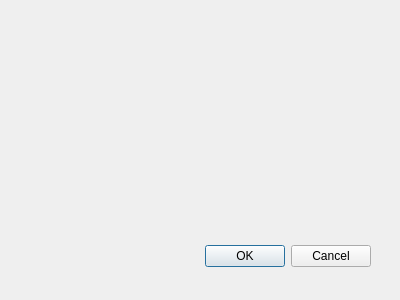
The window that APIS/forms/apis_site_selection_list_form.ui (APIS-Luftbildarchiv/APIS) describes before a commit, drawn with Qt 5.
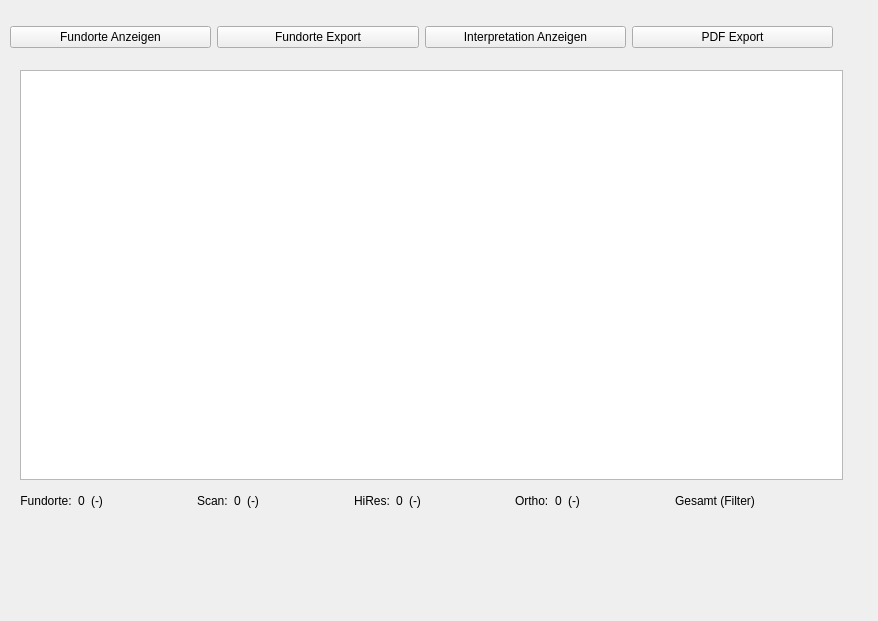
The same window after the commit. Icons and pictures are not drawn.

Patch:
```diff
--- a/APIS/forms/apis_site_selection_list_form.ui
+++ b/APIS/forms/apis_site_selection_list_form.ui
@@ -6,28 +6,321 @@
    <rect>
     <x>0</x>
     <y>0</y>
-    <width>400</width>
-    <height>300</height>
+    <width>878</width>
+    <height>621</height>
    </rect>
   </property>
   <property name="windowTitle">
    <string>APIS Fundorte Auswahl</string>
   </property>
-  <widget class="QDialogButtonBox" name="buttonBox">
+  <widget class="QWidget" name="horizontalLayoutWidget">
    <property name="geometry">
     <rect>
-     <x>30</x>
-     <y>240</y>
-     <width>341</width>
-     <height>32</height>
+     <x>10</x>
+     <y>20</y>
+     <width>823</width>
+     <height>34</height>
     </rect>
    </property>
-   <property name="orientation">
-    <enum>Qt::Horizontal</enum>
+   <layout class="QHBoxLayout" name="horizontalLayout">
+    <item>
+     <widget class="QPushButton" name="uiImageThumbsBtn">
+      <property name="enabled">
+       <bool>true</bool>
+      </property>
+      <property name="text">
+       <string>Fundorte Anzeigen</string>
+      </property>
+      <property name="icon">
+       <iconset resource="resource.qrc">
+        <normaloff>:/plugins/APIS/icons/images.png</normaloff>:/plugins/APIS/icons/images.png</iconset>
+      </property>
+      <property name="iconSize">
+       <size>
+        <width>24</width>
+        <height>24</height>
+       </size>
+      </property>
+      <property name="autoDefault">
+       <bool>false</bool>
+      </property>
+     </widget>
+    </item>
+    <item>
+     <widget class="QPushButton" name="uiExportFootprintsBtn">
+      <property name="enabled">
+       <bool>true</bool>
+      </property>
+      <property name="text">
+       <string>Fundorte Export</string>
+      </property>
+      <property name="icon">
+       <iconset resource="resource.qrc">
+        <normaloff>:/plugins/APIS/icons/extractgps.png</normaloff>:/plugins/APIS/icons/extractgps.png</iconset>
+      </property>
+      <property name="iconSize">
+       <size>
+        <width>24</width>
+        <height>24</height>
+       </size>
+      </property>
+      <property name="autoDefault">
+       <bool>false</bool>
+      </property>
+     </widget>
+    </item>
+    <item>
+     <widget class="QPushButton" name="uiCopyImagesBtn">
+      <property name="enabled">
+       <bool>true</bool>
+      </property>
+      <property name="text">
+       <string>Interpretation Anzeigen</string>
+      </property>
+      <property name="icon">
+       <iconset resource="resource.qrc">
+        <normaloff>:/plugins/APIS/icons/extractgps.png</normaloff>:/plugins/APIS/icons/extractgps.png</iconset>
+      </property>
+      <property name="iconSize">
+       <size>
+        <width>24</width>
+        <height>24</height>
+       </size>
+      </property>
+      <property name="autoDefault">
+       <bool>false</bool>
+      </property>
+     </widget>
+    </item>
+    <item>
+     <widget class="QPushButton" name="uiExportListAsPdfBtn">
+      <property name="text">
+       <string>PDF Export</string>
+      </property>
+      <property name="icon">
+       <iconset resource="resource.qrc">
+        <normaloff>:/plugins/APIS/icons/print.png</normaloff>:/plugins/APIS/icons/print.png</iconset>
+      </property>
+      <property name="iconSize">
+       <size>
+        <width>24</width>
+        <height>24</height>
+       </size>
+      </property>
+      <property name="autoDefault">
+       <bool>false</bool>
+      </property>
+     </widget>
+    </item>
+   </layout>
+  </widget>
+  <widget class="QTableView" name="uiImageListTableV">
+   <property name="geometry">
+    <rect>
+     <x>20</x>
+     <y>70</y>
+     <width>823</width>
+     <height>410</height>
+    </rect>
    </property>
-   <property name="standardButtons">
-    <set>QDialogButtonBox::Cancel|QDialogButtonBox::Ok</set>
+  </widget>
+  <widget class="QWidget" name="horizontalLayoutWidget_2">
+   <property name="geometry">
+    <rect>
+     <x>20</x>
+     <y>490</y>
+     <width>823</width>
+     <height>22</height>
+    </rect>
    </property>
+   <layout class="QHBoxLayout" name="horizontalLayout_2">
+    <item>
+     <widget class="QLabel" name="label">
+      <property name="text">
+       <string>Fundorte:</string>
+      </property>
+      <property name="alignment">
+       <set>Qt::AlignCenter</set>
+      </property>
+     </widget>
+    </item>
+    <item>
+     <widget class="QLabel" name="uiImageCountLbl">
+      <property name="text">
+       <string>0</string>
+      </property>
+      <property name="alignment">
+       <set>Qt::AlignCenter</set>
+      </property>
+     </widget>
+    </item>
+    <item>
+     <widget class="QLabel" name="uiImageFilterCountLbl">
+      <property name="text">
+       <string>(-)</string>
+      </property>
+      <property name="alignment">
+       <set>Qt::AlignCenter</set>
+      </property>
+     </widget>
+    </item>
+    <item>
+     <spacer name="horizontalSpacer_4">
+      <property name="orientation">
+       <enum>Qt::Horizontal</enum>
+      </property>
+      <property name="sizeHint" stdset="0">
+       <size>
+        <width>40</width>
+        <height>20</height>
+       </size>
+      </property>
+     </spacer>
+    </item>
+    <item>
+     <widget class="QLabel" name="label_2">
+      <property name="text">
+       <string>Scan:</string>
+      </property>
+     </widget>
+    </item>
+    <item>
+     <widget class="QLabel" name="uiScanCountLbl">
+      <property name="lineWidth">
+       <number>1</number>
+      </property>
+      <property name="text">
+       <string>0</string>
+      </property>
+      <property name="alignment">
+       <set>Qt::AlignCenter</set>
+      </property>
+     </widget>
+    </item>
+    <item>
+     <widget class="QLabel" name="uiScanFilterCountLbl">
+      <property name="text">
+       <string>(-)</string>
+      </property>
+      <property name="alignment">
+       <set>Qt::AlignCenter</set>
+      </property>
+     </widget>
+    </item>
+    <item>
+     <spacer name="horizontalSpacer_5">
+      <property name="orientation">
+       <enum>Qt::Horizontal</enum>
+      </property>
+      <property name="sizeHint" stdset="0">
+       <size>
+        <width>40</width>
+        <height>20</height>
+       </size>
+      </property>
+     </spacer>
+    </item>
+    <item>
+     <widget class="QLabel" name="label_3">
+      <property name="text">
+       <string>HiRes:</string>
+      </property>
+     </widget>
+    </item>
+    <item>
+     <widget class="QLabel" name="uiHiResCountLbl">
+      <property name="text">
+       <string>0</string>
+      </property>
+      <property name="alignment">
+       <set>Qt::AlignCenter</set>
+      </property>
+     </widget>
+    </item>
+    <item>
+     <widget class="QLabel" name="uiHiResFilterCountLbl">
+      <property name="text">
+       <string>(-)</string>
+      </property>
+      <property name="alignment">
+       <set>Qt::AlignCenter</set>
+      </property>
+     </widget>
+    </item>
+    <item>
+     <spacer name="horizontalSpacer_6">
+      <property name="orientation">
+       <enum>Qt::Horizontal</enum>
+      </property>
+      <property name="sizeHint" stdset="0">
+       <size>
+        <width>40</width>
+        <height>20</height>
+       </size>
+      </property>
+     </spacer>
+    </item>
+    <item>
+     <widget class="QLabel" name="label_4">
+      <property name="text">
+       <string>Ortho:</string>
+      </property>
+     </widget>
+    </item>
+    <item>
+     <widget class="QLabel" name="uiOrthoCountLbl">
+      <property name="text">
+       <string>0</string>
+      </property>
+      <property name="alignment">
+       <set>Qt::AlignCenter</set>
+      </property>
+     </widget>
+    </item>
+    <item>
+     <widget class="QLabel" name="uiOrthoFilterCountLbl">
+      <property name="text">
+       <string>(-)</string>
+      </property>
+      <property name="alignment">
+       <set>Qt::AlignCenter</set>
+      </property>
+     </widget>
+    </item>
+    <item>
+     <spacer name="horizontalSpacer_3">
+      <property name="orientation">
+       <enum>Qt::Horizontal</enum>
+      </property>
+      <property name="sizeHint" stdset="0">
+       <size>
+        <width>40</width>
+        <height>20</height>
+       </size>
+      </property>
+     </spacer>
+    </item>
+    <item>
+     <widget class="QLabel" name="uiImageCountLabelLbl">
+      <property name="text">
+       <string>Gesamt (Filter)</string>
+      </property>
+     </widget>
+    </item>
+    <item>
+     <spacer name="horizontalSpacer_8">
+      <property name="orientation">
+       <enum>Qt::Horizontal</enum>
+      </property>
+      <property name="sizeHint" stdset="0">
+       <size>
+        <width>40</width>
+        <height>20</height>
+       </size>
+      </property>
+     </spacer>
+    </item>
+   </layout>
   </widget>
  </widget>
  <resources/>
```
Left out of the diff: 39 changed lines with no effect on the pictures.
